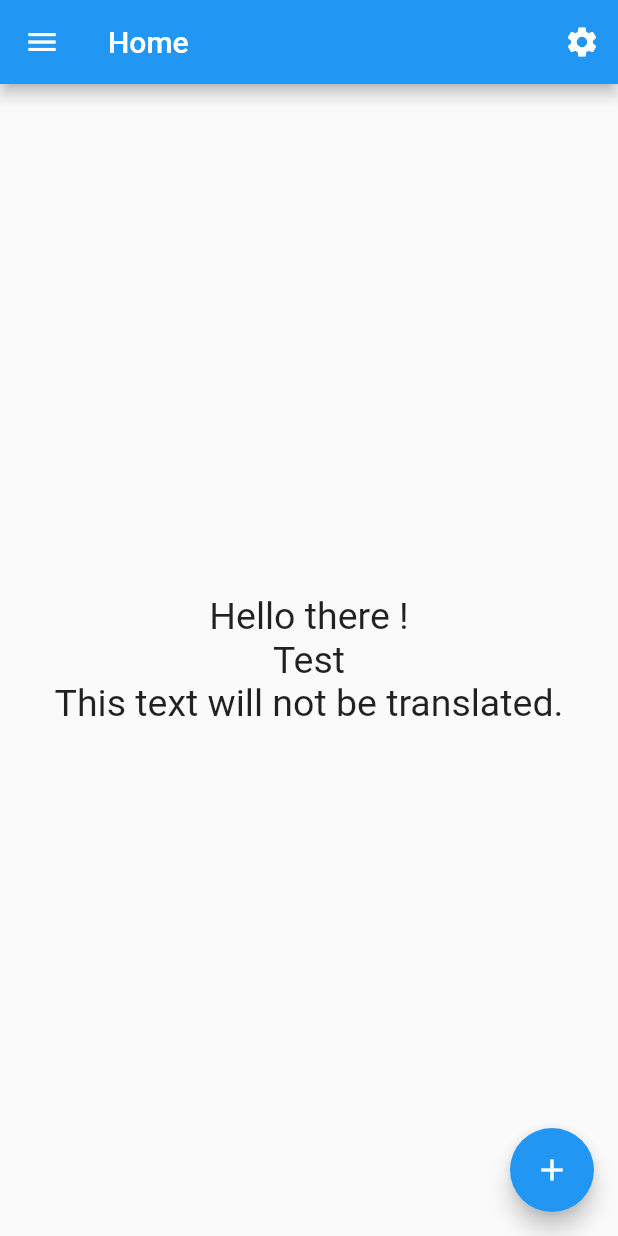
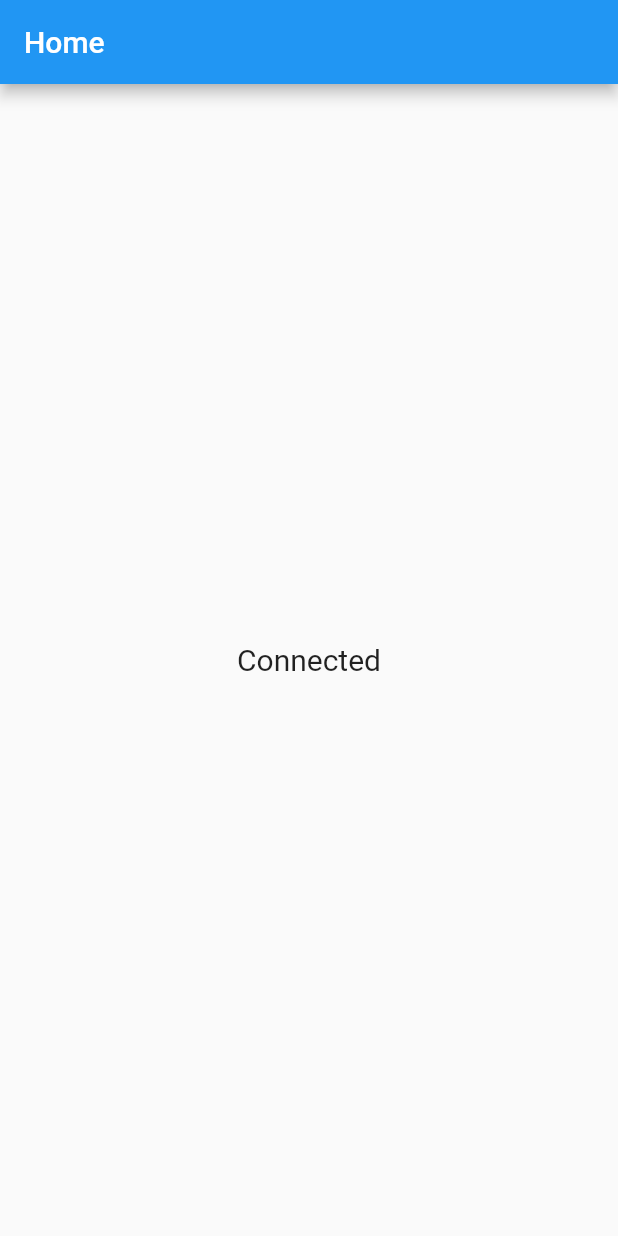
Before and after one commit to M7MMAD-OMAR/bloc-flutter-lang, a Flutter app: the screen it shows after launch, on a phone screen of 412 x 824 dp. Run offline on Flutter 3.47's test engine with Material 2 defaults, Android fonts, the phone set to English and light mode, and no system bars; our stand-ins replace bloc, connectivity_plus, flutter_bloc, shared_preferences.

Commit message:
add bloc internet connectioni

```diff
--- /dev/null
+++ b/lib/blocs/internet/internet_bloc.dart
@@ -0,0 +1,40 @@
+import 'dart:async';
+
+import 'package:bloc/bloc.dart';
+import 'package:connectivity_plus/connectivity_plus.dart';
+import 'package:meta/meta.dart';
+
+part 'internet_event.dart';
+
+part 'internet_state.dart';
+
+class InternetBloc extends Bloc<InternetEvent, InternetState> {
+  StreamSubscription? _subscription;
+
+  InternetBloc() : super(InternetInitial()) {
+    on<InternetEvent>((event, emit) {
+      if (event is ConnectedEvent) {
+        emit(ConnectedState(message: "Connected"));
+      } else if (event is NotConnectedEvent) {
+        emit(NotConnectedState(message: "Not Connected"));
+      }
+    });
+
+    _subscription = Connectivity()
+        .onConnectivityChanged
+        .listen((ConnectivityResult result) {
+      if (result == ConnectivityResult.wifi ||
+          result == ConnectivityResult.mobile) {
+        add(ConnectedEvent());
+      } else {
+        add(NotConnectedEvent());
+      }
+    });
+  }
+
+  @override
+  Future<void> close() {
+    _subscription!.cancel();
+    return super.close();
+  }
+}
--- /dev/null
+++ b/lib/blocs/internet/internet_event.dart
@@ -0,0 +1,8 @@
+part of 'internet_bloc.dart';
+
+@immutable
+abstract class InternetEvent {}
+
+class ConnectedEvent extends InternetEvent {}
+
+class NotConnectedEvent extends InternetEvent {}
--- /dev/null
+++ b/lib/blocs/internet/internet_state.dart
@@ -0,0 +1,18 @@
+part of 'internet_bloc.dart';
+
+@immutable
+abstract class InternetState {}
+
+class InternetInitial extends InternetState {}
+
+class ConnectedState extends InternetState {
+  final String message;
+
+  ConnectedState({required this.message});
+}
+
+class NotConnectedState extends InternetState {
+  final String message;
+
+  NotConnectedState({required this.message});
+}
--- a/lib/main.dart
+++ b/lib/main.dart
@@ -1,10 +1,8 @@
 import 'package:bloc_project/pages/home_page.dart';
 import 'package:flutter/material.dart';
 import 'package:flutter_bloc/flutter_bloc.dart';
-import 'package:flutter_localizations/flutter_localizations.dart';
-import 'app_localizations.dart';
-import 'cubit/lang_cubit.dart';
-import 'cubit/lang_state.dart';
+
+import 'blocs/internet/internet_bloc.dart';
 
 void main() => runApp(const MyApp());
 
@@ -13,37 +11,11 @@ class MyApp extends StatelessWidget {
 
   @override
   Widget build(BuildContext context) {
-    return MultiBlocProvider(
-      providers: [
-        BlocProvider(
-          create: (context) => LangCubit()..getSavedLanguage(),
-        ),
-      ],
-      child: BlocBuilder<LangCubit, ChangeLangState>(
-        builder: (context, state) {
-          return MaterialApp(
-            locale: state.locale,
-            supportedLocales: const [Locale('en'), Locale('ar')],
-            localizationsDelegates: const [
-              AppLocalizations.delegate,
-              GlobalMaterialLocalizations.delegate,
-              GlobalWidgetsLocalizations.delegate,
-              GlobalCupertinoLocalizations.delegate
-            ],
-            localeResolutionCallback: (deviceLocale, supportedLocales) {
-              for (var locale in supportedLocales) {
-                if (deviceLocale != null &&
-                    deviceLocale.languageCode == locale.languageCode) {
-                  return deviceLocale;
-                }
-              }
-
-              return supportedLocales.first;
-            },
-            debugShowCheckedModeBanner: false,
-            home: const HomePage(),
-          );
-        },
+    return BlocProvider(
+      create: (context) => InternetBloc(),
+      child: const MaterialApp(
+        debugShowCheckedModeBanner: false,
+        home: HomePage(),
       ),
     );
   }
--- a/lib/pages/home_page.dart
+++ b/lib/pages/home_page.dart
@@ -1,6 +1,7 @@
-import 'package:bloc_project/app_localizations.dart';
 import 'package:flutter/material.dart';
-import 'settings_page.dart';
+import 'package:flutter_bloc/flutter_bloc.dart';
+
+import '../blocs/internet/internet_bloc.dart';
 
 class HomePage extends StatelessWidget {
   const HomePage({Key? key}) : super(key: key);
@@ -9,43 +10,26 @@ class HomePage extends StatelessWidget {
   Widget build(BuildContext context) {
     return Scaffold(
       appBar: AppBar(
-        title: Text("home".tr(context)),
-        actions: [
-          IconButton(
-              onPressed: () => Navigator.of(context).push(
-                  MaterialPageRoute(builder: (ctx) => const SettingsPage())),
-              icon: const Icon(Icons.settings))
-        ],
+        title: const Text("Home"),
       ),
-      drawer: const Drawer(),
-      body: Center(
-        child: Padding(
-          padding: const EdgeInsets.all(8.0),
-          child: Column(
-            mainAxisSize: MainAxisSize.min,
-            children: <Widget>[
-              Text(
-                "hello_msg".tr(context),
-                style: const TextStyle(fontSize: 25),
-                textAlign: TextAlign.center,
-              ),
-              Text(
-                "test".tr(context),
-                style: const TextStyle(fontSize: 25),
-                textAlign: TextAlign.center,
-              ),
-              const Text(
-                'This text will not be translated.',
-                style: TextStyle(fontSize: 25),
-                textAlign: TextAlign.center,
-              ),
-            ],
-          ),
-        ),
+      body: BlocBuilder<InternetBloc, InternetState>(
+        builder: (context, state) {
+          if (state is ConnectedState) {
+            return _buildTextWidget(state.message);
+          } else if (state is NotConnectedState) {
+            return _buildTextWidget(state.message);
+          }
+          return const SizedBox();
+        },
       ),
-      floatingActionButton: FloatingActionButton(
-        onPressed: () {},
-        child: const Icon(Icons.add),
+    );
+  }
+
+  Widget _buildTextWidget(String message) {
+    return Center(
+      child: Text(
+        message,
+        style: const TextStyle(fontSize: 20),
       ),
     );
   }
--- a/pubspec.yaml
+++ b/pubspec.yaml
@@ -35,9 +35,8 @@ dependencies:
 
   flutter_localization:
   flutter_bloc:
-  bloc:
   shared_preferences:
-
+  connectivity_plus:
 
   # The following adds the Cupertino Icons font to your application.
   # Use with the CupertinoIcons class for iOS style icons.
```
Also changed, not shown: pubspec.lock.
